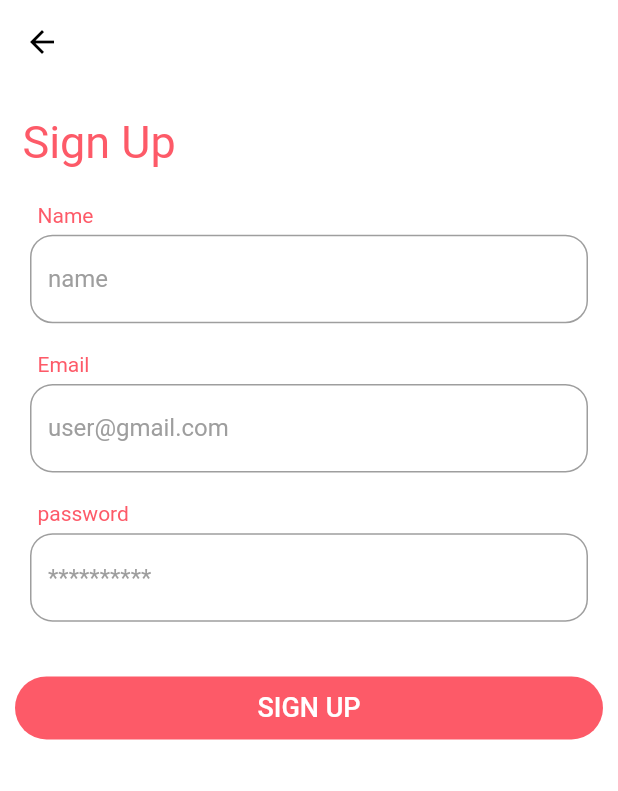
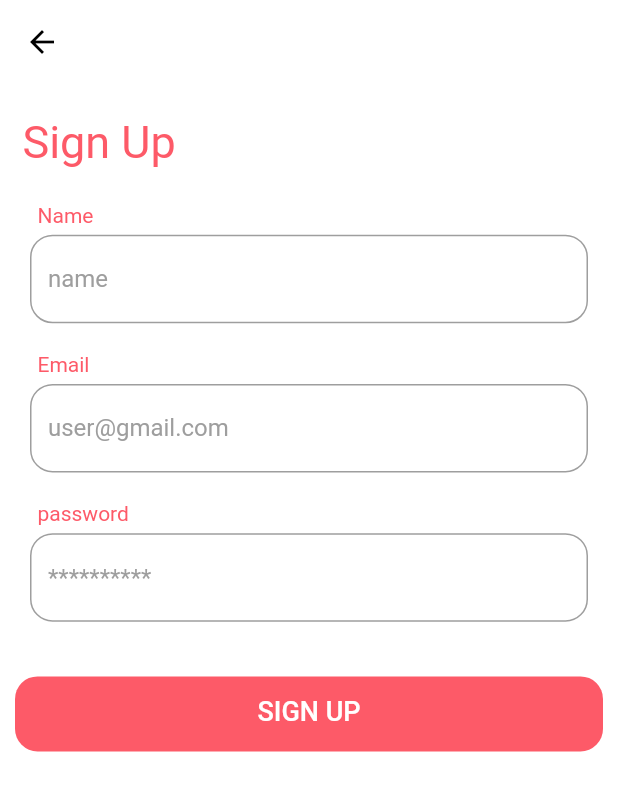
Before and after one commit to IbrahimWad/makeup, a Flutter app: the screen it shows after launch, after a tap on "Sign Up", on a phone screen of 412 x 824 dp. Shown: the top 791 px of the screen. Run offline on Flutter 3.47's test engine with Material 2 defaults, Android fonts, the phone set to English and light mode, and no system bars; our stand-ins replace cloud_firestore, firebase_auth, firebase_core, get, get_storage, google_sign_in and 1 more; accounts and stored records are empty.

Commit message:
add button bar to the app with get x

```diff
--- a/makeup/lib/helper/binding.dart
+++ b/makeup/lib/helper/binding.dart
@@ -1,13 +1,15 @@
 import 'package:get/get.dart';
 import 'package:makeup/core/controller/auth_viewmodel.dart';
 import 'package:makeup/core/controller/category_viewmodel.dart';
+import 'package:makeup/core/controller/controle_viewModel.dart';
 import 'package:makeup/core/controller/product_viewmodel.dart';
 
 class Binding extends Bindings {
   @override
   void dependencies() {
-    Get.lazyPut(() => AuthViewModel(), fenix: true);
-    Get.lazyPut(() => HomeViewModel(), fenix: true);
-    Get.lazyPut(() => ProductViewModel(), fenix: true);
+    Get.lazyPut(() => AuthViewModel());
+    Get.lazyPut(() => HomeViewModel());
+    Get.lazyPut(() => ProductViewModel());
+    Get.lazyPut(() => ControlViewModel());
   }
 }
--- a/makeup/lib/main.dart
+++ b/makeup/lib/main.dart
@@ -4,6 +4,7 @@ import 'package:get/get_navigation/src/root/get_material_app.dart';
 import 'package:get_storage/get_storage.dart';
 import 'package:makeup/screen/auth/login.dart';
 import 'package:makeup/screen/category/categoryview.dart';
+import 'package:makeup/screen/controle_view.dart';
 import 'package:makeup/screen/widget/getBox.dart';
 import 'package:shared_preferences/shared_preferences.dart';
 import 'helper/binding.dart';
@@ -28,7 +29,7 @@ class MyApp extends StatelessWidget {
       debugShowCheckedModeBanner: false,
       initialBinding: Binding(),
       title: 'makeup',
-      home: box.read(saveName) == null ? Login() : CategoryView(),
+      home: box.read(saveName) == null ? Login() : ControlView(),
     );
   }
 }
--- a/makeup/lib/screen/products/productView.dart
+++ b/makeup/lib/screen/products/productView.dart
@@ -20,6 +20,7 @@ class ProductView extends StatelessWidget {
             builder: (controller) => Container(
               height: Get.height * 0.8,
               child: GridView.builder(
+                physics: BouncingScrollPhysics(),
                 gridDelegate: SliverGridDelegateWithMaxCrossAxisExtent(
                   maxCrossAxisExtent: 200,
                   childAspectRatio: 4 / 5,
@@ -29,6 +30,7 @@ class ProductView extends StatelessWidget {
                 itemCount: controller.productModel.length,
                 itemBuilder: (context, index) {
                   return InkWell(
+                    borderRadius: BorderRadius.circular(25),
                     onTap: () {
                       Get.to(Details(
                           productModel: controller.productModel[index]));
--- a/makeup/lib/screen/widget/customBotton.dart
+++ b/makeup/lib/screen/widget/customBotton.dart
@@ -11,21 +11,18 @@ class CustomButton extends StatelessWidget {
   @override
   Widget build(BuildContext context) {
     return Container(
-      height: MediaQuery.of(context).size.height * 0.051,
+      height: 50,
       decoration: BoxDecoration(
-        borderRadius: BorderRadius.circular(50),
+        borderRadius: BorderRadius.circular(15),
         color: primary,
       ),
       child: TextButton(
         style: ButtonStyle(
             shape: MaterialStateProperty.all(
           RoundedRectangleBorder(
-            borderRadius: BorderRadius.circular(25),
+            borderRadius: BorderRadius.circular(15),
           ),
         )),
-        // shape: RoundedRectangleBorder(
-        //   borderRadius: BorderRadius.circular(25),
-        // ),
         onPressed: onPressed,
         child: CustomText(
           text: text,
```
Also changed, not shown: makeup/lib/core/controller/auth_viewmodel.dart (+4 -3 lines), makeup/lib/core/controller/controle_viewModel.dart (added, +37 -0 lines), makeup/lib/screen/bagScreen.dart (added, +16 -0 lines), makeup/lib/screen/category/categoryview.dart (+7 -2 lines), makeup/lib/screen/controle_view.dart (added, +91 -0 lines), makeup/lib/screen/profile.dart (added, +20 -0 lines), makeup/assets/image/Explore.png (added), makeup/assets/image/cart.png (added), makeup/assets/image/profile.png (added).
